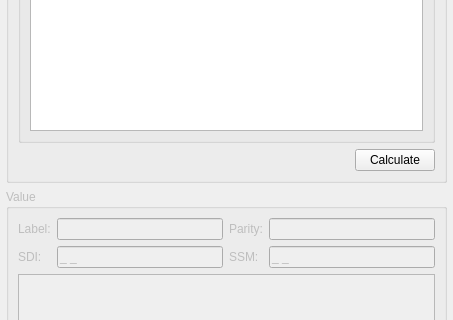
Qt form src/gui/a4292value.ui (sslnjz/a429parser) before a commit; both pictures show x 0 to 453 and y 130 to 450 of the 453 by 611 pixel window.
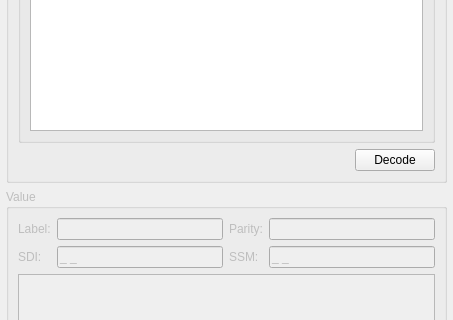
The same form after that commit. Custom widgets are drawn as their Qt base class.

Commit message: [feat] Decode policy update - Encode comes support Binary and Decimal - A429 Bits value include word major(SDI, SSM ...)information - Update some table horizontal header section name to increase recognition

Patch:
```diff
--- a/src/gui/a4292value.ui
+++ b/src/gui/a4292value.ui
@@ -162,7 +162,7 @@
         <item>
          <widget class="QPushButton" name="pushButtonA429Calc">
           <property name="text">
-           <string>Calculate</string>
+           <string>Decode</string>
           </property>
          </widget>
         </item>
```
Left out of the diff: 3 changed lines with no effect on the pictures. The commit also changes 4 other files.
